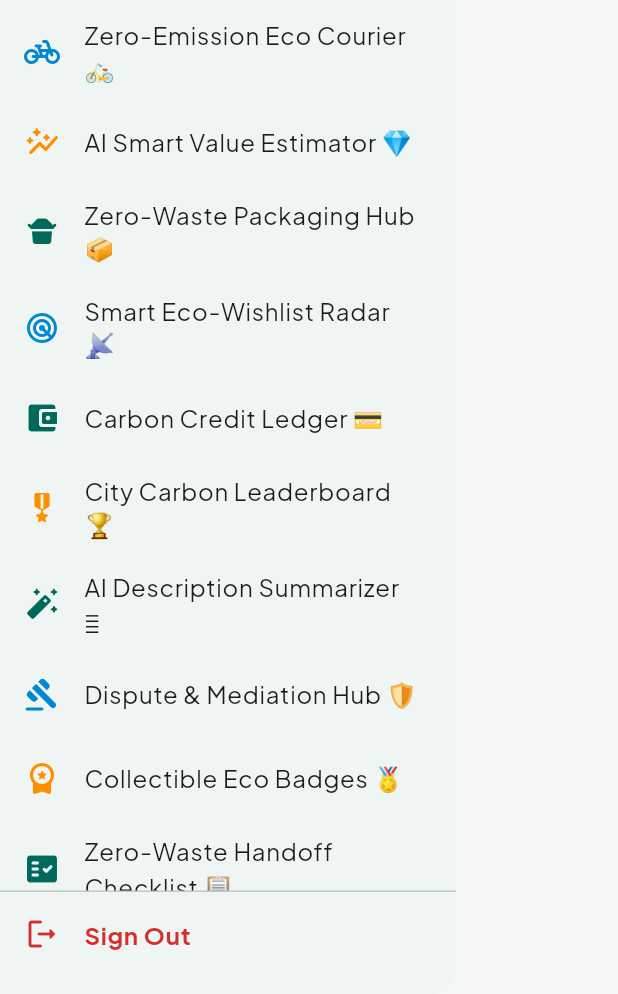
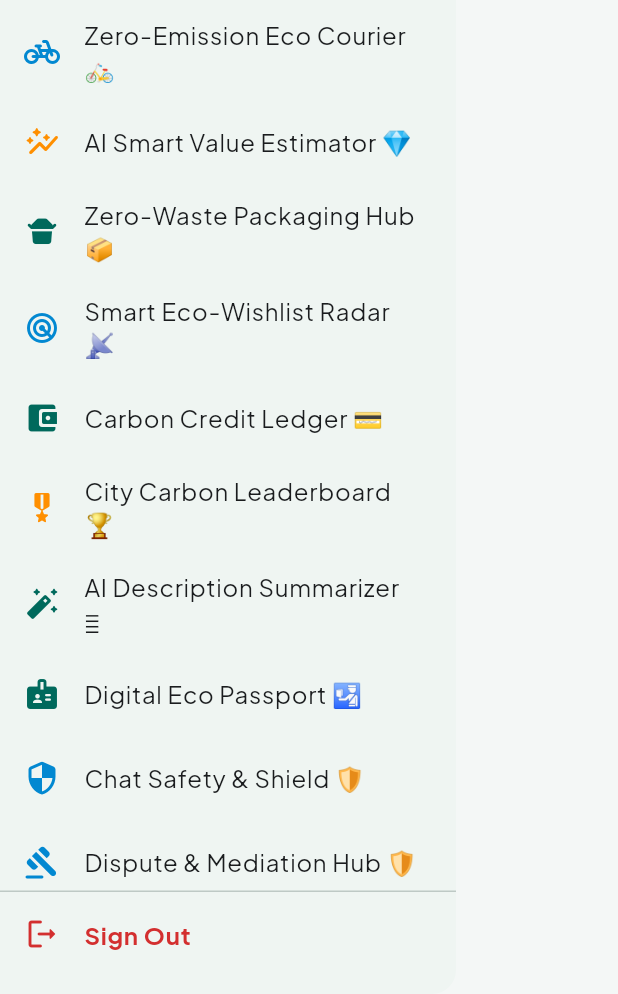
Before and after one commit to UzairBaig991/EcoSwap-MAD-Project, a Flutter app: the AppDrawer widget shown alone on an empty page, opened directly, scrolled down 1152 dp, on a phone screen of 412 x 824 dp, the part 242-1236 px from its top. Run offline on Flutter 3.47's test engine with Material 3 defaults, Android fonts, the phone set to English and light mode, and no system bars; our stand-ins replace cached_network_image, cloud_firestore, equatable, firebase_auth, firebase_core, firebase_messaging and 15 more; missing offline and left inert: dart_geohash; accounts and stored records are empty.

Commit message:
Add Chat Safety and Shield feature

```diff
--- a/lib/core/widgets/app_drawer.dart
+++ b/lib/core/widgets/app_drawer.dart
@@ -292,6 +292,22 @@ class AppDrawer extends ConsumerWidget {
                   },
                 ),
                 ListTile(
+                  leading: const Icon(Icons.badge_rounded, color: AppColors.primary),
+                  title: const Text('Digital Eco Passport 🛂'),
+                  onTap: () {
+                    Navigator.pop(context);
+                    context.push('/impact-passport');
+                  },
+                ),
+                ListTile(
+                  leading: const Icon(Icons.security_rounded, color: AppColors.secondary),
+                  title: const Text('Chat Safety & Shield 🛡️'),
+                  onTap: () {
+                    Navigator.pop(context);
+                    context.push('/chat-safety');
+                  },
+                ),
+                ListTile(
                   leading: const Icon(Icons.gavel_rounded, color: AppColors.secondary),
                   title: const Text('Dispute & Mediation Hub 🛡️'),
                   onTap: () {
--- a/lib/routing/app_router.dart
+++ b/lib/routing/app_router.dart
@@ -50,6 +50,8 @@ import '../features/listing/screens/smart_description_summarizer_screen.dart';
 import '../features/challenges/screens/carbon_leaderboard_screen.dart';
 import '../features/profile/screens/dispute_mediation_screen.dart';
 import '../features/profile/screens/eco_badges_gallery_screen.dart';
+import '../features/profile/screens/impact_passport_pdf_screen.dart';
+import '../features/chat/screens/chat_safety_filter_screen.dart';
 import '../features/settings/screens/settings_screen.dart';
 
 class SplashScreen extends ConsumerStatefulWidget {
@@ -389,6 +391,14 @@ final routerProvider = Provider<GoRouter>((ref) {
         builder: (context, state) => const ReforestationPledgeScreen(),
       ),
       GoRoute(
+        path: '/impact-passport',
+        builder: (context, state) => const ImpactPassportPdfScreen(),
+      ),
+      GoRoute(
+        path: '/chat-safety',
+        builder: (context, state) => const ChatSafetyFilterScreen(),
+      ),
+      GoRoute(
         path: '/listing/:id',
         builder: (context, state) {
           final id = state.pathParameters['id'] ?? '';
```
